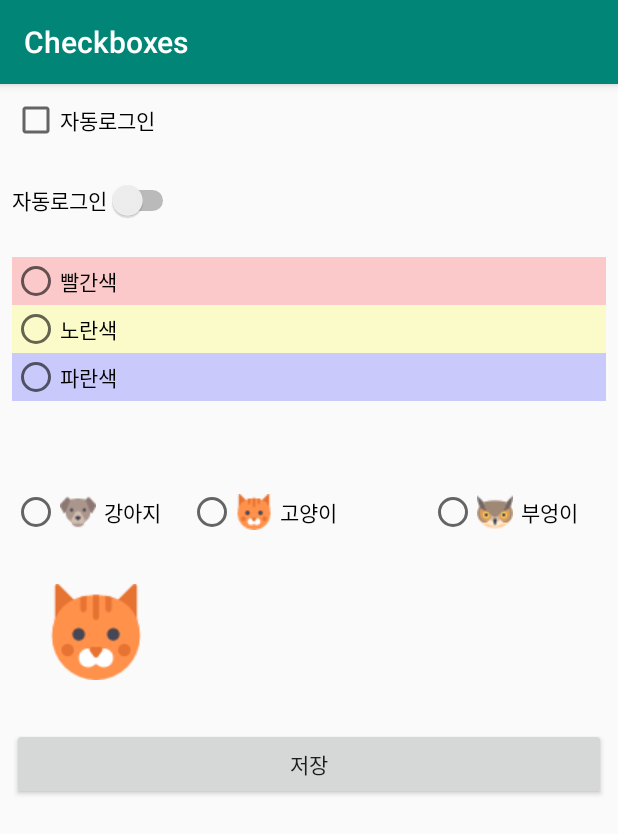
After one commit to jihyuno301/Mobile-Programming, an Android app: the CheckboxesActivity screen opened directly, with no data from a screen before it, on a phone screen of 412 x 824 dp. The commit adds this screen. Shown: the top 834 px of the screen. Run offline under Robolectric (Android 15) with nearby library versions, the phone set to English and light mode, and no system bars.

Commit message:
CheckBoxesActivity

```diff
--- a/E02View/app/src/main/AndroidManifest.xml
+++ b/E02View/app/src/main/AndroidManifest.xml
@@ -9,8 +9,11 @@
         android:roundIcon="@mipmap/ic_launcher_round"
         android:supportsRtl="true"
         android:theme="@style/AppTheme">
-        <activity android:name=".ButtonsActivity"
-            android:label="@string/action_buttons"></activity>
+        <activity android:name=".CheckboxesActivity"
+            android:label="@string/action_checkboxes" ></activity>
+        <activity
+            android:name=".ButtonsActivity"
+            android:label="@string/action_buttons" />
         <activity
             android:name=".MemoActivity"
             android:label="@string/action_memo" />
--- /dev/null
+++ b/E02View/app/src/main/java/net/skhu/CheckboxesActivity.java
@@ -0,0 +1,82 @@
+package net.skhu;
+
+import androidx.appcompat.app.AppCompatActivity;
+import android.os.Bundle;
+import android.view.View;
+import android.widget.Button;
+import android.widget.CheckBox;
+import android.widget.CompoundButton;
+import android.widget.ImageView;
+import android.widget.RadioButton;
+import android.widget.RadioGroup;
+import android.widget.Switch;
+import android.widget.Toast;
+
+public class CheckboxesActivity extends AppCompatActivity {
+
+    @Override
+    protected void onCreate(Bundle savedInstanceState) {
+        super.onCreate(savedInstanceState);
+        setContentView(R.layout.activity_checkboxes);
+
+        CompoundButton.OnCheckedChangeListener listener1 = new CompoundButton.OnCheckedChangeListener() {
+            @Override
+            public void onCheckedChanged(CompoundButton buttonView, boolean isChecked) {
+                String s = String.format("%s : %b", buttonView.getText(), isChecked);
+                Toast.makeText(CheckboxesActivity.this, s, Toast.LENGTH_SHORT).show();
+            }
+        };
+        final CheckBox checkBox1 = (CheckBox) findViewById(R.id.checkBox1);
+        final Switch switch1 = (Switch) findViewById(R.id.switch1);
+        checkBox1.setOnCheckedChangeListener(listener1);
+        switch1.setOnCheckedChangeListener(listener1);
+        RadioGroup.OnCheckedChangeListener listener2 = new RadioGroup.OnCheckedChangeListener() {
+            @Override
+            public void onCheckedChanged(RadioGroup group, int checkedId) {
+                RadioButton radioButton = (RadioButton) findViewById(checkedId);
+                String s = radioButton.getText().toString();
+                Toast.makeText(CheckboxesActivity.this, s, Toast.LENGTH_SHORT).show();
+            }
+        };
+        final RadioGroup radioGroup1 = (RadioGroup) findViewById(R.id.radioGroup1);
+        radioGroup1.setOnCheckedChangeListener(listener2);
+
+        RadioGroup.OnCheckedChangeListener listener3 = new RadioGroup.OnCheckedChangeListener() {
+            @Override
+            public void onCheckedChanged(RadioGroup group, int checkedId) {
+                int mipmapId = 0;
+                switch (checkedId) {
+                    case R.id.radioCat: mipmapId = R.mipmap.animal_cat_large; break;
+                    case R.id.radioDog: mipmapId = R.mipmap.animal_dog_large; break;
+                    case R.id.radioOwl: mipmapId = R.mipmap.animal_owl_large; break;
+                }
+                ImageView imageView1 = (ImageView) findViewById(R.id.imageView);
+                imageView1.setImageResource(mipmapId);
+            }
+        };
+        final RadioGroup radioGroup2 = (RadioGroup) findViewById(R.id.radioGroup2);
+        radioGroup2.setOnCheckedChangeListener(listener3);
+
+        Button button = (Button)findViewById(R.id.btnSave);
+        button.setOnClickListener(new View.OnClickListener() {
+            @Override
+            public void onClick(View v) {
+                String s = "checkBox1=" + checkBox1.isChecked() + " ";
+                s += "switch1=" + switch1.isChecked() + " ";
+                s += "radioGroup1=";
+                switch (radioGroup1.getCheckedRadioButtonId()) {
+                    case R.id.radioRed: s += "red "; break;
+                    case R.id.radioYellow: s += "yellow "; break;
+                    case R.id.radioBlue: s += "blue "; break;
+                }
+                switch (radioGroup2.getCheckedRadioButtonId()) {
+                    case R.id.radioCat: s += "cat"; break;
+                    case R.id.radioDog: s += "dog"; break;
+                    case R.id.radioOwl: s += "owl"; break;
+                }
+                Toast.makeText(CheckboxesActivity.this, s, Toast.LENGTH_SHORT).show();
+            }
+        });
+    }
+
+}
--- a/E02View/app/src/main/java/net/skhu/MainActivity.java
+++ b/E02View/app/src/main/java/net/skhu/MainActivity.java
@@ -42,7 +42,12 @@ public class MainActivity extends AppCompatActivity {
             Intent intent = new Intent(this, ButtonsActivity.class);
             startActivity(intent);
             return true;
+        } else if (id == R.id.action_checkboxes) {
+            Intent intent = new Intent(this, CheckboxesActivity.class);
+            startActivity(intent);
+            return true;
         }
+
         return super.onOptionsItemSelected(item);
     }
 
--- /dev/null
+++ b/E02View/app/src/main/res/layout/activity_checkboxes.xml
@@ -0,0 +1,136 @@
+<?xml version="1.0" encoding="utf-8"?>
+<androidx.constraintlayout.widget.ConstraintLayout xmlns:android="http://schemas.android.com/apk/res/android"
+    xmlns:app="http://schemas.android.com/apk/res-auto"
+    xmlns:tools="http://schemas.android.com/tools"
+    android:layout_width="match_parent"
+    android:layout_height="match_parent"
+    tools:context=".CheckboxesActivity">
+
+    <CheckBox
+        android:id="@+id/checkBox1"
+        android:layout_width="0dp"
+        android:layout_height="wrap_content"
+        android:layout_marginStart="8dp"
+        android:layout_marginLeft="8dp"
+        android:layout_marginTop="8dp"
+        android:layout_marginEnd="8dp"
+        android:layout_marginRight="8dp"
+        android:text="@string/autologin"
+        app:layout_constraintEnd_toEndOf="parent"
+        app:layout_constraintStart_toStartOf="parent"
+        app:layout_constraintTop_toTopOf="parent" />
+
+    <Switch
+        android:id="@+id/switch1"
+        android:layout_width="wrap_content"
+        android:layout_height="wrap_content"
+        android:layout_marginStart="8dp"
+        android:layout_marginLeft="8dp"
+        android:layout_marginTop="24dp"
+        android:text="@string/autologin"
+        app:layout_constraintStart_toStartOf="parent"
+        app:layout_constraintTop_toBottomOf="@+id/checkBox1" />
+
+    <RadioGroup
+        android:id="@+id/radioGroup1"
+        android:layout_width="0dp"
+        android:layout_height="130dp"
+        android:layout_marginStart="8dp"
+        android:layout_marginLeft="8dp"
+        android:layout_marginTop="24dp"
+        android:layout_marginEnd="8dp"
+        android:layout_marginRight="8dp"
+        app:layout_constraintEnd_toEndOf="parent"
+        app:layout_constraintStart_toStartOf="parent"
+        app:layout_constraintTop_toBottomOf="@+id/switch1">
+
+        <RadioButton
+            android:id="@+id/radioRed"
+            android:layout_width="match_parent"
+            android:layout_height="wrap_content"
+            android:background="@color/transparentRed"
+            android:text="@string/red" />
+
+        <RadioButton
+            android:id="@+id/radioYellow"
+            android:layout_width="match_parent"
+            android:layout_height="wrap_content"
+            android:background="@color/transparentYellow"
+            android:text="@string/yellow" />
+
+        <RadioButton
+            android:id="@+id/radioBlue"
+            android:layout_width="match_parent"
+            android:layout_height="wrap_content"
+            android:background="@color/transparentBlue"
+            android:text="@string/blue" />
+    </RadioGroup>
+
+    <RadioGroup
+        android:id="@+id/radioGroup2"
+        android:layout_width="0dp"
+        android:layout_height="wrap_content"
+        android:layout_marginStart="8dp"
+        android:layout_marginLeft="8dp"
+        android:layout_marginTop="24dp"
+        android:layout_marginEnd="8dp"
+        android:layout_marginRight="8dp"
+        android:orientation="horizontal"
+        app:layout_constraintEnd_toEndOf="parent"
+        app:layout_constraintHorizontal_bias="0.51"
+        app:layout_constraintStart_toStartOf="parent"
+        app:layout_constraintTop_toBottomOf="@+id/radioGroup1">
+
+        <RadioButton
+            android:id="@+id/radioDog"
+            android:layout_width="wrap_content"
+            android:layout_height="wrap_content"
+            android:layout_weight="1"
+            android:drawableLeft="@mipmap/animal_dog_small"
+            android:drawablePadding="5dp"
+            android:text="강아지" />
+
+        <RadioButton
+            android:id="@+id/radioCat"
+            android:layout_width="142dp"
+            android:layout_height="match_parent"
+            android:layout_weight="1"
+            android:drawableLeft="@mipmap/animal_cat_small"
+            android:drawablePadding="5dp"
+            android:text="고양이" />
+
+        <RadioButton
+            android:id="@+id/radioOwl"
+            android:layout_width="wrap_content"
+            android:layout_height="wrap_content"
+            android:layout_weight="1"
+            android:drawableLeft="@mipmap/animal_owl_small"
+            android:drawablePadding="5dp"
+            android:text="부엉이" />
+    </RadioGroup>
+
+    <ImageView
+        android:id="@+id/imageView"
+        android:layout_width="wrap_content"
+        android:layout_height="wrap_content"
+        android:layout_marginStart="32dp"
+        android:layout_marginLeft="32dp"
+        android:layout_marginTop="32dp"
+        app:layout_constraintStart_toStartOf="parent"
+        app:layout_constraintTop_toBottomOf="@+id/radioGroup2"
+        app:srcCompat="@mipmap/animal_cat_large" />
+
+    <Button
+        android:id="@+id/btnSave"
+        android:layout_width="0dp"
+        android:layout_height="wrap_content"
+        android:layout_marginStart="8dp"
+        android:layout_marginLeft="8dp"
+        android:layout_marginTop="32dp"
+        android:layout_marginEnd="8dp"
+        android:layout_marginRight="8dp"
+        android:text="@string/save"
+        app:layout_constraintEnd_toEndOf="parent"
+        app:layout_constraintStart_toStartOf="parent"
+        app:layout_constraintTop_toBottomOf="@+id/imageView" />
+</androidx.constraintlayout.widget.ConstraintLayout>
--- a/E02View/app/src/main/res/menu/menu_main.xml
+++ b/E02View/app/src/main/res/menu/menu_main.xml
@@ -7,4 +7,7 @@
         android:title="@string/action_memo" app:showAsAction="never" />
     <item android:id="@+id/action_buttons"
         android:title="@string/action_buttons" app:showAsAction="never" />
+    <item android:id="@+id/action_checkboxes"
+        android:title="@string/action_checkboxes" app:showAsAction="never" />
+
 </menu>
--- a/E02View/app/src/main/res/values/colors.xml
+++ b/E02View/app/src/main/res/values/colors.xml
@@ -3,4 +3,7 @@
     <color name="colorPrimary">#008577</color>
     <color name="colorPrimaryDark">#00574B</color>
     <color name="colorAccent">#D81B60</color>
+    <color name="transparentRed">#32FF0000</color>
+    <color name="transparentYellow">#32FFFF00</color>
+    <color name="transparentBlue">#320000FF</color>
 </resources>
--- a/E02View/app/src/main/res/values/strings.xml
+++ b/E02View/app/src/main/res/values/strings.xml
@@ -16,4 +16,9 @@
     <string name="input_content">내용을 입력하세요.</string>
     <string name="save">저장</string>
     <string name="refresh">새로고침</string>
+    <string name="autologin">자동로그인</string>
+    <string name="red">빨간색</string>
+    <string name="yellow">노란색</string>
+    <string name="blue">파란색</string>
+    <string name="action_checkboxes">Checkboxes</string>
 </resources>
```
Also changed, not shown: E02View/app/src/main/res/mipmap-mdpi/animal_cat_large.png (added), E02View/app/src/main/res/mipmap-mdpi/animal_cat_small.png (added), E02View/app/src/main/res/mipmap-mdpi/animal_dog_large.png (added), E02View/app/src/main/res/mipmap-mdpi/animal_dog_small.png (added), E02View/app/src/main/res/mipmap-mdpi/animal_owl_large.png (added), E02View/app/src/main/res/mipmap-mdpi/animal_owl_small.png (added).
